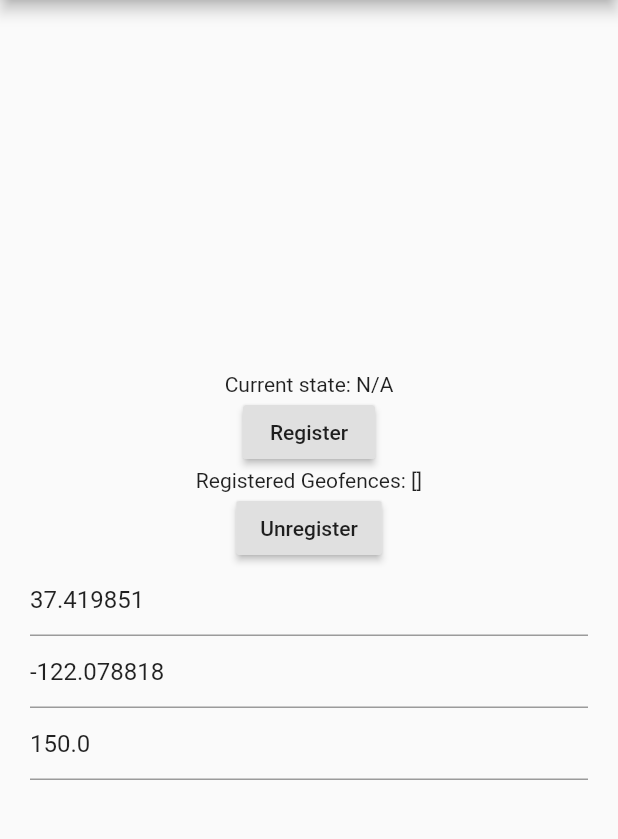
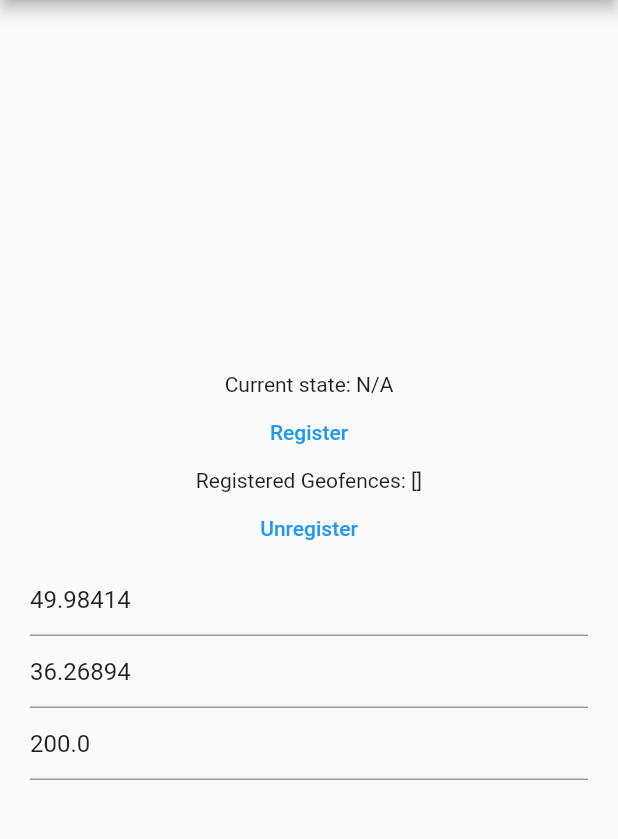
Before and after one commit to bkonyi/FlutterGeofencing, a Flutter app: the screen it shows after launch, after a tap on "Register", on a phone screen of 412 x 824 dp, the part 84-923 px from its top. Run offline on Flutter 3.47's test engine with Material 2 defaults, Android fonts, the phone set to English and light mode, and no system bars; our stand-ins replace permission_handler.

Commit message:
fix example

```diff
--- a/example/lib/main.dart
+++ b/example/lib/main.dart
@@ -9,6 +9,7 @@ import 'dart:ui';
 import 'package:flutter/material.dart';
 
 import 'package:geofencing/geofencing.dart';
+import 'package:permission_handler/permission_handler.dart';
 
 void main() => runApp(MyApp());
 
@@ -20,28 +21,30 @@ class MyApp extends StatefulWidget {
 class _MyAppState extends State<MyApp> {
   String geofenceState = 'N/A';
   List<String> registeredGeofences = [];
-  double latitude = 37.419851;
-  double longitude = -122.078818;
-  double radius = 150.0;
+  double latitude = 49.98414;
+  double longitude = 36.26894;
+  double radius = 200.0;
   ReceivePort port = ReceivePort();
   final List<GeofenceEvent> triggers = <GeofenceEvent>[
     GeofenceEvent.enter,
-    GeofenceEvent.dwell,
     GeofenceEvent.exit
   ];
   final AndroidGeofencingSettings androidSettings = AndroidGeofencingSettings(
     initialTrigger: <GeofenceEvent>[
       GeofenceEvent.enter,
       GeofenceEvent.exit,
-        GeofenceEvent.dwell
     ],
-      loiteringDelay: 1000 * 60);
+    loiteringDelay: 0,
+    notificationResponsiveness: 0,
+  );
 
   @override
   void initState() {
     super.initState();
     IsolateNameServer.registerPortWithName(
-        port.sendPort, 'geofencing_send_port');
+      port.sendPort,
+      'geofencing_send_port',
+    );
     port.listen((dynamic data) {
       print('Event: $data');
       setState(() {
@@ -51,6 +54,36 @@ class _MyAppState extends State<MyApp> {
     initPlatformState();
   }
 
+  void registerGeofence() async {
+    final firstPermission = await Permission.locationWhenInUse.request();
+    final secondPermission = await Permission.locationAlways.request();
+    if (firstPermission.isGranted && secondPermission.isGranted) {
+      await GeofencingManager.registerGeofence(
+        GeofenceRegion(
+          'mtv',
+          latitude,
+          longitude,
+          radius,
+          triggers,
+          androidSettings: androidSettings,
+        ),
+        callback,
+      );
+      final registeredIds = await GeofencingManager.getRegisteredGeofenceIds();
+      setState(() {
+        registeredGeofences = registeredIds;
+      });
+    }
+  }
+
+  void unregisteGeofence() async {
+    await GeofencingManager.removeGeofenceById('mtv');
+    final registeredIds = await GeofencingManager.getRegisteredGeofenceIds();
+    setState(() {
+      registeredGeofences = registeredIds;
+    });
+  }
+
   static void callback(List<String> ids, Location l, GeofenceEvent e) async {
     print('Fences: $ids Location $l Event: $e');
     final SendPort send =
@@ -58,7 +91,6 @@ class _MyAppState extends State<MyApp> {
     send?.send(e.toString());
   }
 
-  // Platform messages are asynchronous, so we initialize in an async method.
   Future<void> initPlatformState() async {
     print('Initializing...');
     await GeofencingManager.initialize();
@@ -90,44 +122,16 @@ class _MyAppState extends State<MyApp> {
                   children: <Widget>[
                     Text('Current state: $geofenceState'),
                     Center(
-                      child: RaisedButton(
+                      child: TextButton(
                         child: const Text('Register'),
-                        onPressed: () {
-                          if (latitude == null) {
-                            setState(() => latitude = 0.0);
-                          }
-                          if (longitude == null) {
-                            setState(() => longitude = 0.0);
-                          }
-                          if (radius == null) {
-                            setState(() => radius = 0.0);
-                          }
-                          GeofencingManager.registerGeofence(
-                              GeofenceRegion(
-                                  'mtv', latitude, longitude, radius, triggers,
-                                  androidSettings: androidSettings),
-                              callback).then((_) {
-                            GeofencingManager.getRegisteredGeofenceIds().then((value) {
-                              setState(() {
-                                registeredGeofences = value;
-                              });
-                            });
-                          });
-                        },
+                        onPressed: registerGeofence,
                       ),
                     ),
                     Text('Registered Geofences: $registeredGeofences'),
                     Center(
-                      child: RaisedButton(
+                      child: TextButton(
                         child: const Text('Unregister'),
-                        onPressed: () =>
-                            GeofencingManager.removeGeofenceById('mtv').then((_) {
-                              GeofencingManager.getRegisteredGeofenceIds().then((value){
-                                setState(() {
-                                  registeredGeofences = value;
-                                });
-                              });
-                            }),
+                        onPressed: unregisteGeofence,
                       ),
                     ),
                     TextField(
--- a/example/pubspec.yaml
+++ b/example/pubspec.yaml
@@ -12,6 +12,7 @@ dependencies:
   # The following adds the Cupertino Icons font to your application.
   # Use with the CupertinoIcons class for iOS style icons.
   cupertino_icons: ^0.1.2
+  permission_handler: ^10.2.0
 
 dev_dependencies:
   flutter_test:
```
Also changed, not shown: 3 other files. Lines whose indentation alone changed are shown as unchanged.
